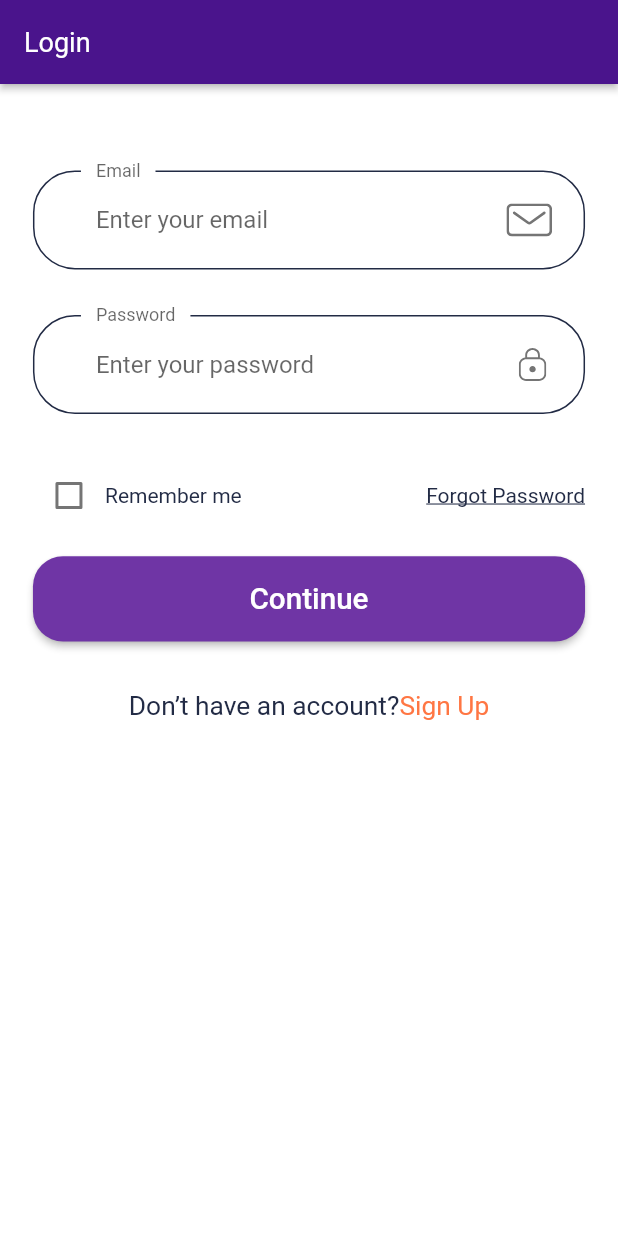
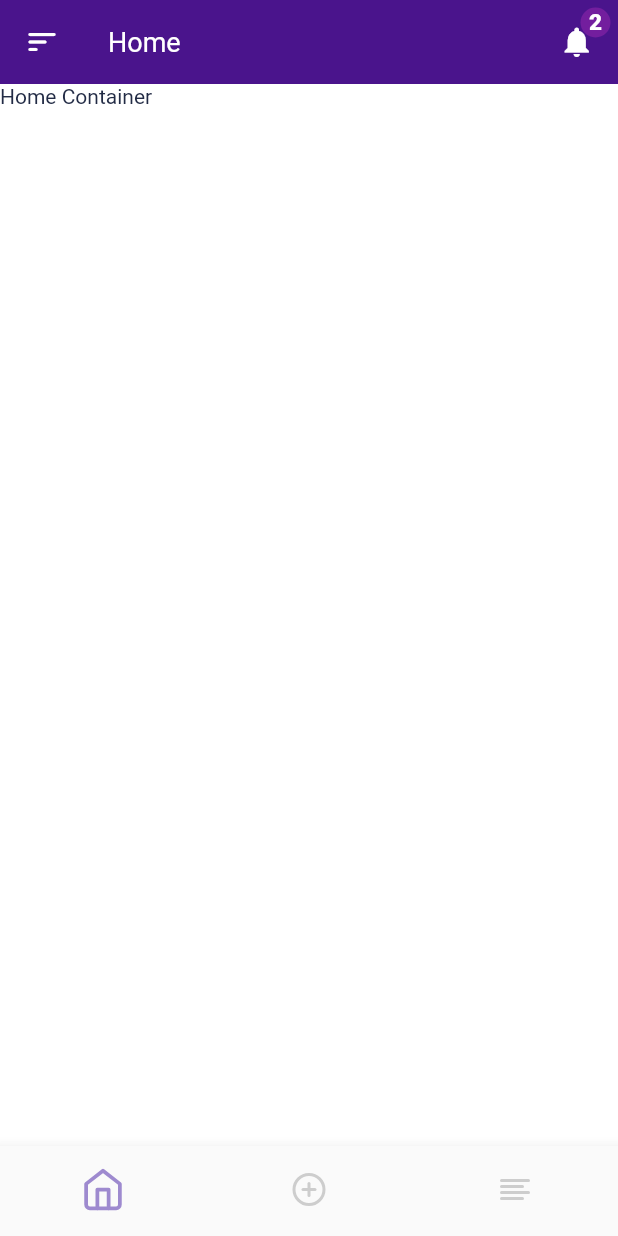
Before and after one commit to EanDalin0012/sale_management_flutter, a Flutter app: the screen it shows after launch, after a tap on "Continue", on a phone screen of 412 x 824 dp. Run offline on Flutter 3.47's test engine with Material 2 defaults, Android fonts, the phone set to English and light mode, and no system bars; our stand-ins replace easy_localization, flutter_feather_icons, flutter_svg; Roboto replaces fonts that are missing (Muli,khmer siemreap).

Commit message:
home screen

```diff
--- /dev/null
+++ b/lib/screens/home/home_screen.dart
@@ -0,0 +1,157 @@
+import 'package:flutter/material.dart';
+import 'package:flutter_feather_icons/flutter_feather_icons.dart';
+import 'package:sale_management/screens/home/widgets/home_container.dart';
+import 'package:sale_management/screens/home/widgets/my_drawer.dart';
+import 'package:sale_management/shares/constants/color.dart';
+import 'package:easy_localization/easy_localization.dart';
+
+class HomeScreen extends StatefulWidget {
+  const HomeScreen({Key? key}) : super(key: key);
+
+  @override
+  _HomeScreenState createState() => _HomeScreenState();
+}
+
+class _HomeScreenState extends State<HomeScreen> {
+
+  int _selectedIndex = 0;
+  String _titleBar = 'home.label.home'.tr();
+  var isShowAppBar = true;
+
+  List<Widget> _widgetOptions = <Widget>[
+    HomeContainer(),
+  ];
+
+  @override
+  Widget build(BuildContext context) {
+    return Scaffold(
+      appBar: isShowAppBar ? _appBar(): null,
+      drawer: MyDrawer(),
+      bottomNavigationBar: _bottomNavigationBar(),
+      body: _widgetOptions.elementAt(_selectedIndex),
+    );
+  }
+
+  AppBar _appBar() {
+    return AppBar(
+      title: Text(_titleBar),
+      backgroundColor: Colors.purple[900],
+      elevation: 0,
+      leading: Builder(builder: (context) {
+        return IconButton(
+            icon: Icon(Icons.sort_rounded),
+            onPressed: () => Scaffold.of(context).openDrawer());
+      },),
+      actions: <Widget>[
+        GestureDetector(
+          onTap: () {
+            // Navigator.push(
+            //   context,
+            //   MaterialPageRoute(builder: (context) => NotificationScreen()),
+            // );
+          },
+          child: Container(
+            height: 80,
+            width: 55,
+            child: Stack(
+              children: <Widget>[
+                Center(child:  Icon(Icons.notifications)),
+                Container(
+                  width: 20,
+                  height: 20,
+                  margin: EdgeInsets.only(
+                      top: 5,
+                      left: 30
+                  ),
+                  decoration: BoxDecoration(
+                    color: Colors.purple.withOpacity(0.5),
+                    borderRadius: BorderRadius.all(Radius.circular(10)),
+                  ),
+                  child: Center(child: Text('2', style: TextStyle(color: Colors.white, fontSize: 15, fontWeight: FontWeight.w800))),
+                ),
+              ],
+            ),
+          ),
+        ),
+      ],
+    );
+  }
+
+  BottomNavigationBar _bottomNavigationBar() {
+    double activeIconSize = 36;
+    return BottomNavigationBar(
+      currentIndex: _selectedIndex,
+      showSelectedLabels: false,
+      showUnselectedLabels: false,
+      items: [
+        BottomNavigationBarItem(
+          icon: Icon(
+            FeatherIcons.home,
+            color: kGoodLightGray,
+          ),
+          title: Text('HOME'),
+          activeIcon: Icon(
+            FeatherIcons.home,
+            color: kGoodPurple,
+            size: 30,
+          ),
+        ),
+        BottomNavigationBarItem(
+          icon: Icon(
+            FeatherIcons.plusCircle,
+            color: kGoodLightGray,
+          ),
+          title: Text('CALENDAR'),
+          activeIcon: Icon(
+            FeatherIcons.plusCircle,
+            color: kGoodPurple,
+            size: activeIconSize,
+          ),
+        ),
+        BottomNavigationBarItem(
+          icon: Icon(
+            FeatherIcons.alignLeft,
+            color: kGoodLightGray,
+          ),
+          title: Text('PROFILE'),
+          activeIcon: Icon(
+            FeatherIcons.alignLeft,
+            color: kGoodPurple,
+            size: activeIconSize,
+          ),
+        ),
+      ],
+      onTap: (index) {
+        setState(() {
+          if(index == 0) {
+            isShowAppBar = true;
+            _titleBar = 'Home';
+          } else if (index == 1) {
+            _titleBar = 'Sale';
+            isShowAppBar = false;
+          }
+          if(index >= 2) {
+            // _showModelSheet();
+          } else {
+            _selectedIndex = index;
+          }
+        });
+      },
+    );
+  }
+
+  // Future<bool> _onBackPressed() {
+  //   return showDialog(
+  //     context: context,
+  //     builder: (BuildContext context) {
+  //       return AlertDialog(
+  //         title: Text('Are you sure?'),
+  //         content: Text('You are going to exit the application!!'),
+  //         actions: [],
+  //       );
+  //     }
+  //   );
+  // }
+
+
+}
--- /dev/null
+++ b/lib/screens/home/widgets/home_container.dart
@@ -0,0 +1,17 @@
+import 'package:flutter/material.dart';
+
+class HomeContainer extends StatefulWidget {
+  const HomeContainer({Key ? key}) : super(key: key);
+
+  @override
+  _HomeContainerState createState() => _HomeContainerState();
+}
+
+class _HomeContainerState extends State<HomeContainer> {
+  @override
+  Widget build(BuildContext context) {
+    return Container(
+      child: Text('Home Container'),
+    );
+  }
+}
--- a/lib/screens/login/widgets/login_body.dart
+++ b/lib/screens/login/widgets/login_body.dart
@@ -1,4 +1,5 @@
 import 'package:flutter/material.dart';
+import 'package:sale_management/screens/home/home_screen.dart';
 import 'package:sale_management/screens/sign_up/sign_up_screen.dart';
 import 'package:sale_management/shares/constants/text_style.dart';
 import 'package:sale_management/shares/statics/size_config.dart';
@@ -65,16 +66,18 @@ class _LoginBodyState extends State<LoginBody> {
                   DefaultButton(
                     text: 'login.label.continue'.tr(),
                     press: () {
-                      if (_formKey.currentState!.validate()) {
-                        _formKey.currentState!.save();
-                        // if all are valid then go to success screen
+                      print('login');
+                      // if (_formKey.currentState!.validate()) {
+                      //   _formKey.currentState!.save();
+                      //   // if all are valid then go to success screen
+                      //
+                      // }
+                      KeyboardUtil.hideKeyboard(context);
+                      Navigator.push(
+                        context,
+                        MaterialPageRoute(builder: (context) => HomeScreen()),
+                      );
 
-                      }
-                      // Navigator.push(
-                      //   context,
-                      //   MaterialPageRoute(builder: (context) => Home()),
-                      // );
-                      KeyboardUtil.hideKeyboard(context);
                     },
                   ),
                   SizedBox(height: SizeConfig.screenHeight * 0.04),
--- a/lib/shares/widgets/default_button/default_button.dart
+++ b/lib/shares/widgets/default_button/default_button.dart
@@ -4,7 +4,7 @@ import 'package:sale_management/shares/statics/size_config.dart';
 
 class DefaultButton  extends StatelessWidget {
   final String? text;
-  final Function? press;
+  final Function press;
   final Color? color;
   final double? borderRadiusCircular;
   final double? elevation;
@@ -41,7 +41,9 @@ class DefaultButton  extends StatelessWidget {
         elevation: _elevation,
         highlightElevation: 8.0,
         disabledElevation: 0.0,
-        onPressed: () => press,
+        onPressed: () {
+          press();
+        },
         child: Text(
           text!,
           style: TextStyle(
--- a/pubspec.yaml
+++ b/pubspec.yaml
@@ -35,6 +35,7 @@ dependencies:
   font_awesome_flutter: ^8.11.0
   get: ^3.17.1
   flutter_svg: ^0.22.0
+  flutter_feather_icons: ^2.0.0+1
 
 dev_dependencies:
   flutter_test:
```
Also changed, not shown: assets/i18n/en.json (+13 -0 lines), lib/screens/home/widgets/my_drawer.dart (added, +106 -0 lines), pubspec.lock.
